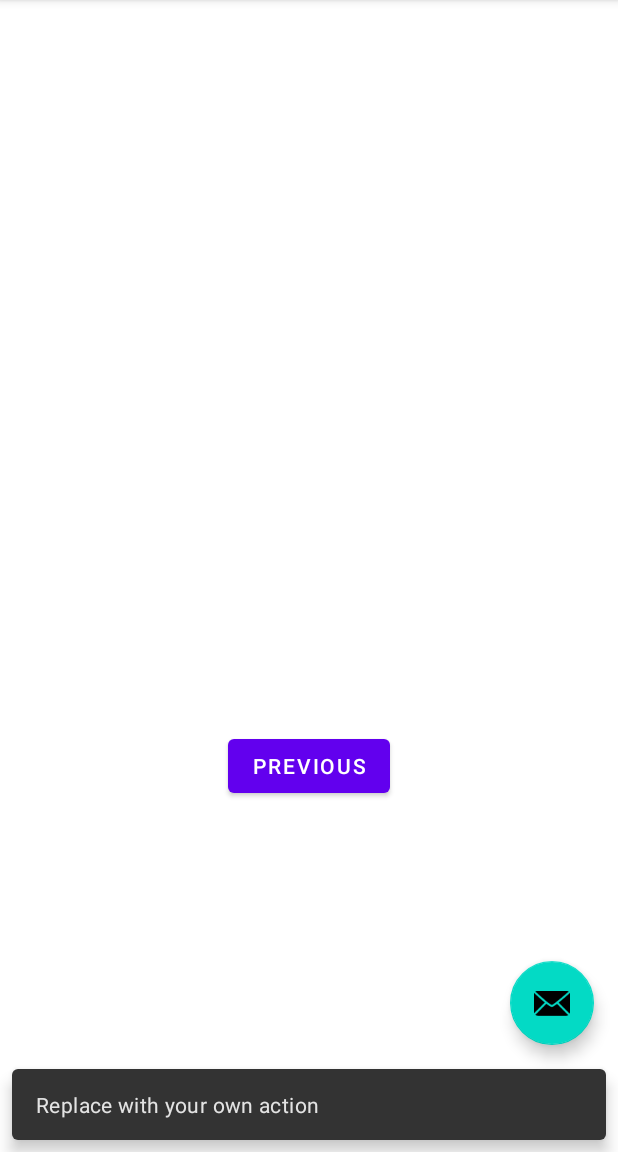
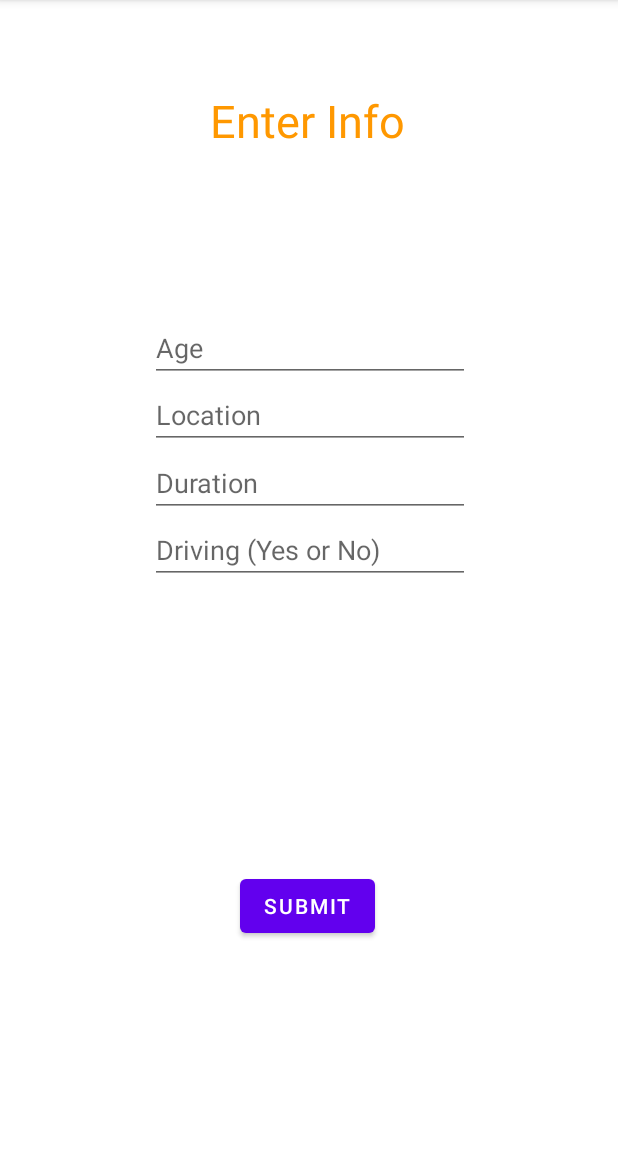
Before and after one commit to hoffm267/Track_or_Treat, an Android app: the screen it shows after launch (MainActivity), after a tap on "NEXT", on a phone screen of 412 x 824 dp, the part 84-1236 px from its top. Run offline under Robolectric (Android 15) with nearby library versions, the phone set to English and light mode, and no system bars; 1 other tap on this screen came first.

Commit message:
inputs complete

```diff
--- a/app/src/main/java/com/example/track_or_treat/MainActivity.java
+++ b/app/src/main/java/com/example/track_or_treat/MainActivity.java
@@ -22,14 +22,7 @@ public class MainActivity extends AppCompatActivity {
         Toolbar toolbar = findViewById(R.id.toolbar);
         setSupportActionBar(toolbar);
 
-        FloatingActionButton fab = findViewById(R.id.fab);
-        fab.setOnClickListener(new View.OnClickListener() {
-            @Override
-            public void onClick(View view) {
-                Snackbar.make(view, "Replace with your own action", Snackbar.LENGTH_LONG)
-                        .setAction("Action", null).show();
-            }
-        });
+        ;
     }
 
     @Override
--- a/app/src/main/java/com/example/track_or_treat/SecondFragment.java
+++ b/app/src/main/java/com/example/track_or_treat/SecondFragment.java
@@ -4,14 +4,28 @@ import android.os.Bundle;
 import android.view.LayoutInflater;
 import android.view.View;
 import android.view.ViewGroup;
+import android.widget.Button;
+import android.widget.EditText;
+import android.widget.TextView;
 
 import androidx.annotation.NonNull;
+import androidx.appcompat.widget.Toolbar;
 import androidx.fragment.app.Fragment;
-import androidx.navigation.fragment.NavHostFragment;
+import androidx.fragment.app.FragmentManager;
 
 public class SecondFragment extends Fragment {
+    public String location;
+    public int age, duration;
+    public boolean driving;
 
-    @Override
+    EditText ageInput;
+    EditText locationsInput;
+    EditText durationInput;
+    EditText drivingInput;
+
+    Button button;
+
+
     public View onCreateView(
             LayoutInflater inflater, ViewGroup container,
             Bundle savedInstanceState
@@ -23,12 +37,28 @@ public class SecondFragment extends Fragment {
     public void onViewCreated(@NonNull View view, Bundle savedInstanceState) {
         super.onViewCreated(view, savedInstanceState);
 
-        view.findViewById(R.id.button_second).setOnClickListener(new View.OnClickListener() {
+        ageInput = (EditText) ((MainActivity) getActivity()).findViewById(R.id.ageInput);
+        locationsInput = (EditText) ((MainActivity) getActivity()).findViewById(R.id.locationInput);
+        durationInput = (EditText) ((MainActivity) getActivity()).findViewById(R.id.durationInput);
+        drivingInput = (EditText) ((MainActivity) getActivity()).findViewById(R.id.drivingInput);
+
+
+
+        button = (Button) ((MainActivity) getActivity()).findViewById(R.id.button2);
+        button.setOnClickListener(new View.OnClickListener() {
             @Override
-            public void onClick(View view) {
-                NavHostFragment.findNavController(SecondFragment.this)
-                        .navigate(R.id.action_SecondFragment_to_FirstFragment);
+            public void onClick(View v) {
+                age = Integer.valueOf(ageInput.getText().toString());
+                location = locationsInput.getText().toString();
+                duration = Integer.valueOf(durationInput.getText().toString());
+                if (drivingInput.getText().toString().toLowerCase() == "yes") {
+                    driving = true;
+                } else {
+                    driving = false;
+                }
+
             }
         });
+
     }
 }
--- a/app/src/main/res/layout/activity_main.xml
+++ b/app/src/main/res/layout/activity_main.xml
@@ -22,12 +22,4 @@
 
     <include layout="@layout/content_main" />
 
-    <com.google.android.material.floatingactionbutton.FloatingActionButton
-        android:id="@+id/fab"
-        android:layout_width="wrap_content"
-        android:layout_height="wrap_content"
-        android:layout_gravity="bottom|end"
-        android:layout_margin="@dimen/fab_margin"
-        app:srcCompat="@android:drawable/ic_dialog_email" />
-
 </androidx.coordinatorlayout.widget.CoordinatorLayout>
--- a/app/src/main/res/layout/fragment_first.xml
+++ b/app/src/main/res/layout/fragment_first.xml
@@ -10,7 +10,10 @@
         android:id="@+id/textview_first"
         android:layout_width="wrap_content"
         android:layout_height="wrap_content"
-        android:text="@string/hello_first_fragment"
+        android:fontFamily="sans-serif-black"
+        android:text="Welcome to Track or Treat!"
+        android:textColor="#FF9800"
+        android:textSize="30sp"
         app:layout_constraintBottom_toTopOf="@id/button_first"
         app:layout_constraintEnd_toEndOf="parent"
         app:layout_constraintStart_toStartOf="parent"
@@ -21,6 +24,7 @@
         android:layout_width="wrap_content"
         android:layout_height="wrap_content"
         android:text="@string/next"
+        app:backgroundTint="#000000"
         app:layout_constraintBottom_toBottomOf="parent"
         app:layout_constraintEnd_toEndOf="parent"
         app:layout_constraintStart_toStartOf="parent"
--- a/app/src/main/res/layout/fragment_second.xml
+++ b/app/src/main/res/layout/fragment_second.xml
@@ -10,18 +10,84 @@
         android:id="@+id/textview_second"
         android:layout_width="wrap_content"
         android:layout_height="wrap_content"
-        app:layout_constraintBottom_toTopOf="@id/button_second"
         app:layout_constraintEnd_toEndOf="parent"
         app:layout_constraintStart_toStartOf="parent"
         app:layout_constraintTop_toTopOf="parent" />
 
-    <Button
-        android:id="@+id/button_second"
+    <TextView
+        android:id="@+id/textView"
         android:layout_width="wrap_content"
         android:layout_height="wrap_content"
-        android:text="@string/previous"
+        android:layout_marginStart="140dp"
+        android:layout_marginLeft="140dp"
+        android:layout_marginTop="60dp"
+        android:text="Enter Info"
+        android:textColor="#FF9800"
+        android:textSize="30sp"
+        app:layout_constraintStart_toStartOf="parent"
+        app:layout_constraintTop_toTopOf="parent" />
+
+    <Button
+        android:id="@+id/button2"
+        android:layout_width="wrap_content"
+        android:layout_height="wrap_content"
+        android:layout_marginStart="160dp"
+        android:layout_marginLeft="160dp"
+        android:layout_marginBottom="140dp"
+        android:text="Submit"
         app:layout_constraintBottom_toBottomOf="parent"
-        app:layout_constraintEnd_toEndOf="parent"
+        app:layout_constraintStart_toStartOf="parent" />
+
+    <EditText
+        android:id="@+id/ageInput"
+        android:layout_width="wrap_content"
+        android:layout_height="45dp"
+        android:layout_marginStart="100dp"
+        android:layout_marginLeft="100dp"
+        android:layout_marginTop="209dp"
+        android:ems="10"
+        android:hint="Age"
+        android:inputType="textPersonName"
         app:layout_constraintStart_toStartOf="parent"
-        app:layout_constraintTop_toBottomOf="@id/textview_second" />
+        app:layout_constraintTop_toTopOf="parent" />
+
+    <EditText
+        android:id="@+id/locationInput"
+        android:layout_width="wrap_content"
+        android:layout_height="wrap_content"
+        android:layout_marginStart="100dp"
+        android:layout_marginLeft="100dp"
+        android:layout_marginTop="254dp"
+        android:ems="10"
+        android:hint="Location"
+        android:inputType="textPersonName"
+        app:layout_constraintStart_toStartOf="parent"
+        app:layout_constraintTop_toTopOf="parent" />
+
+    <EditText
+        android:id="@+id/durationInput"
+        android:layout_width="wrap_content"
+        android:layout_height="wrap_content"
+        android:layout_marginStart="100dp"
+        android:layout_marginLeft="100dp"
+        android:layout_marginTop="299dp"
+        android:ems="10"
+        android:hint="Duration"
+        android:inputType="textPersonName"
+        app:layout_constraintStart_toStartOf="parent"
+        app:layout_constraintTop_toTopOf="parent" />
+
+    <EditText
+        android:id="@+id/drivingInput"
+        android:layout_width="wrap_content"
+        android:layout_height="wrap_content"
+        android:layout_marginStart="100dp"
+        android:layout_marginLeft="100dp"
+        android:layout_marginTop="344dp"
+        android:ems="10"
+        android:hint="Driving (Yes or No)"
+        android:inputType="textPersonName"
+        app:layout_constraintStart_toStartOf="parent"
+        app:layout_constraintTop_toTopOf="parent" />
+
 </androidx.constraintlayout.widget.ConstraintLayout>
```
Also changed, not shown: 399 other files.
